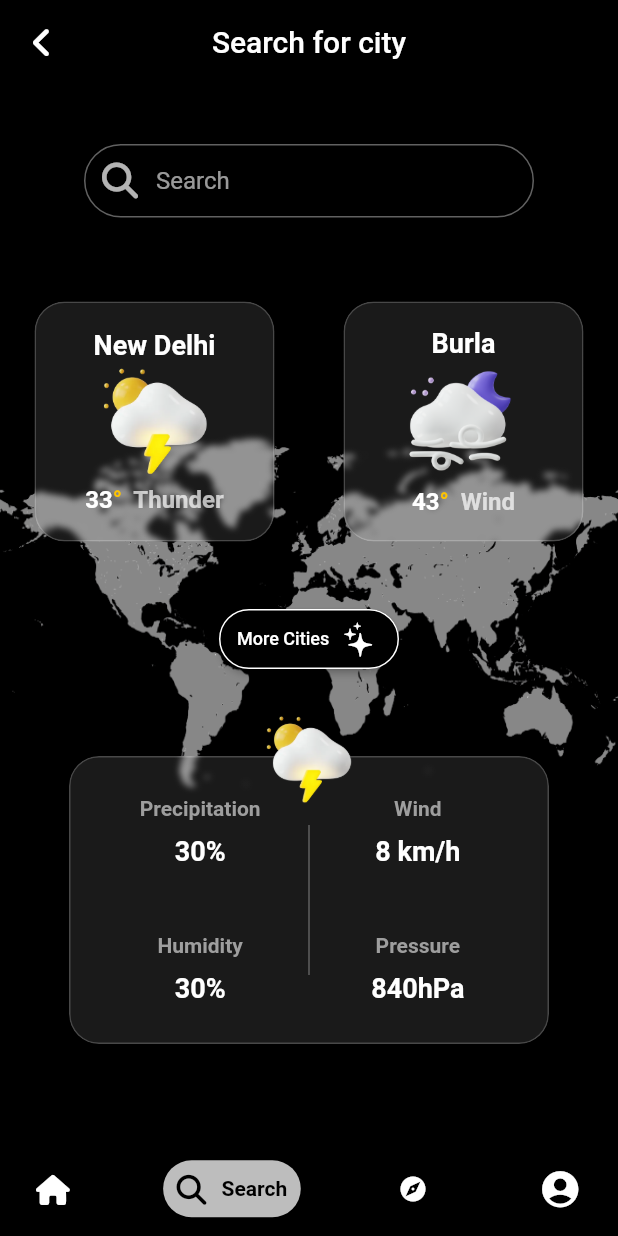
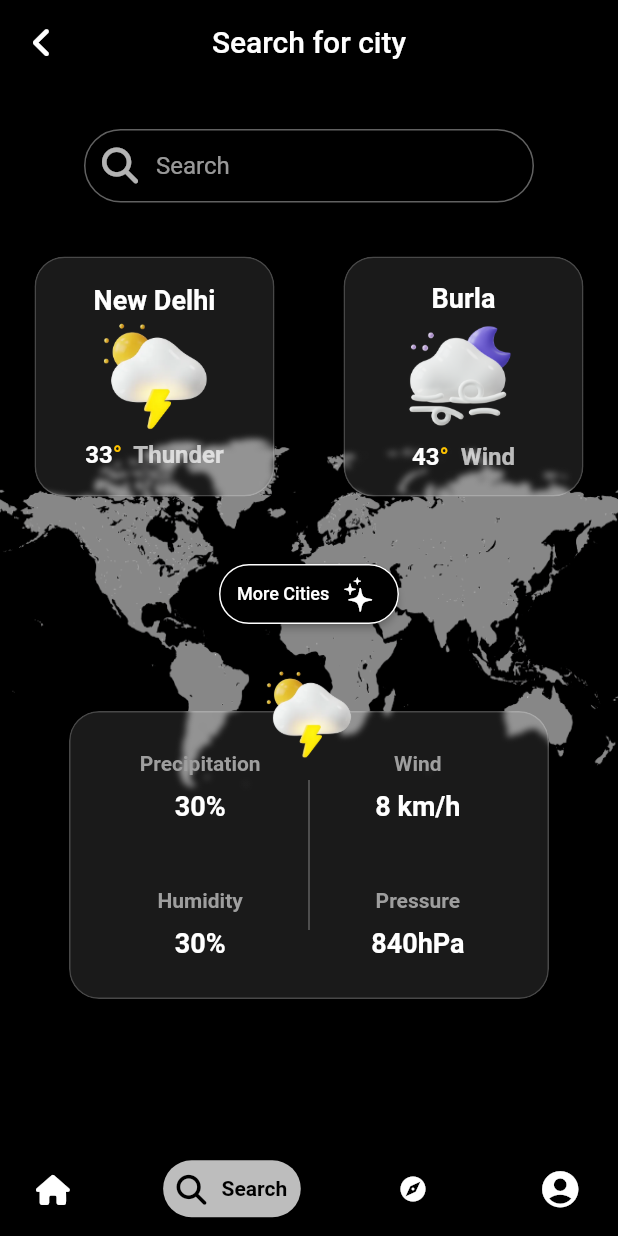
Before and after one commit to EnigmaTasks/WeatherApp, a Flutter app: the screen it shows after launch, item 2 of the bottom bar chosen, on a phone screen of 412 x 824 dp. Run offline on Flutter 3.47's test engine with Material 2 defaults, Android fonts, the phone set to English and light mode, and no system bars; drawn by our look-alikes of google_nav_bar; our stand-ins replace font_awesome_flutter, geocoding, google_fonts, location; missing offline and left inert: dark_light_button.

Commit message:
minor UI change

```diff
--- a/lib/Debasish/SearchPage.dart
+++ b/lib/Debasish/SearchPage.dart
@@ -26,7 +26,7 @@ class SearchPage extends StatelessWidget {
         Column(
           children: [
             const SizedBox(
-              height: 40,
+              height: 30,
             ),
             //Search Bar
             Row(
@@ -50,7 +50,7 @@ class SearchPage extends StatelessWidget {
               ],
             ),
             const SizedBox(
-              height: 55,
+              height: 35,
             ),
             // City widgets's row
             Row(
```
Also changed, not shown: pubspec.lock.
